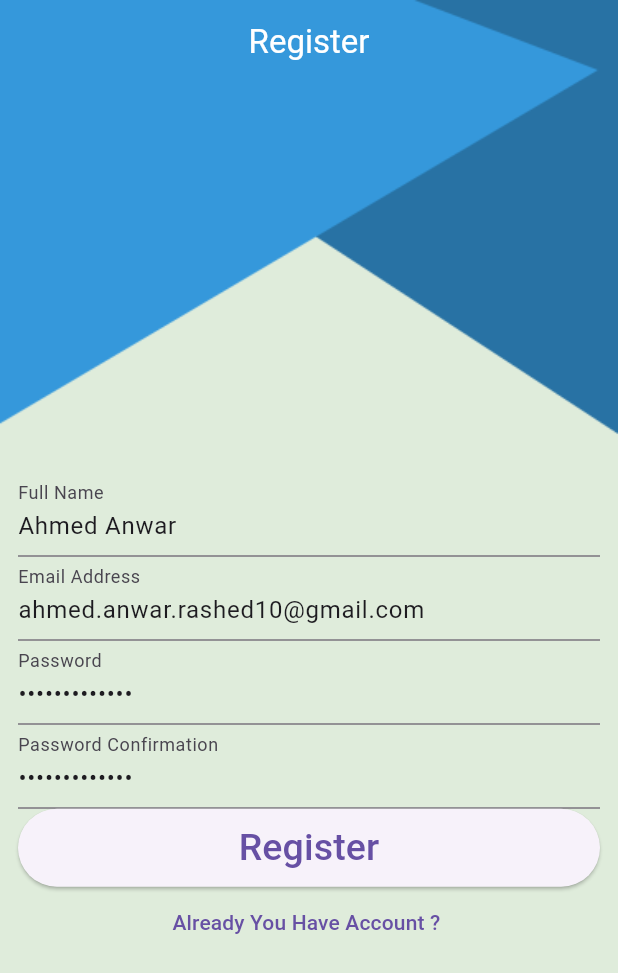
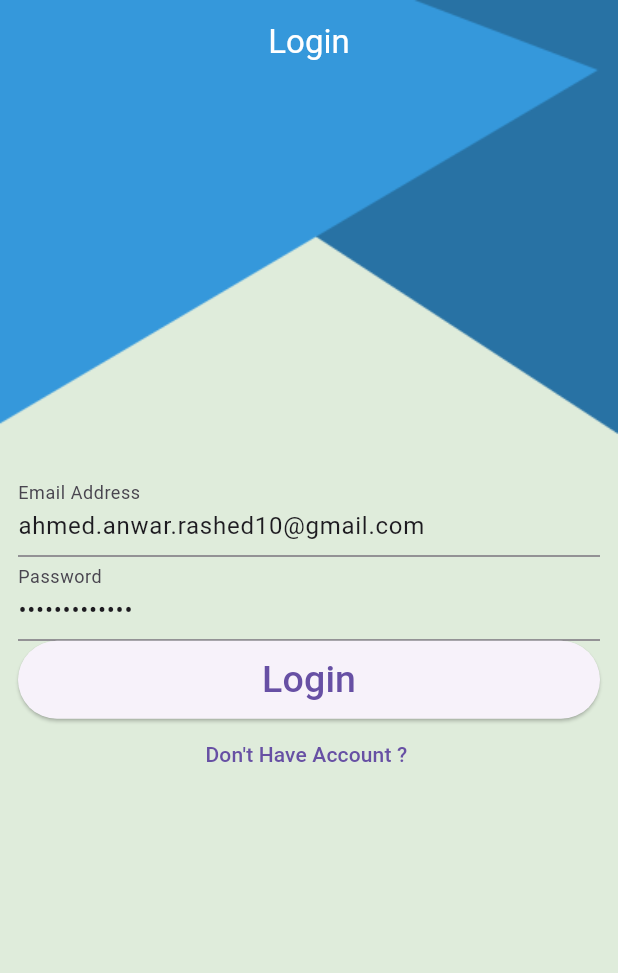
Before and after one commit to Ahmedanwar10/todo_app, a Flutter app: the screen it shows after launch, on a phone screen of 412 x 824 dp. Shown: the top 973 px of the screen. Run offline on Flutter 3.47's test engine with Material 3 defaults, Android fonts, the phone set to English and light mode, and no system bars; our stand-ins replace cloud_firestore, firebase_auth, firebase_core; accounts and stored records are empty.

Commit message:
first commit add task buttomSheet custom_form_field.dart complete home screen DateUltis Task in dp

```diff
--- a/lib/components/custom_form_field.dart
+++ b/lib/components/custom_form_field.dart
@@ -8,17 +8,19 @@
   bool isPassword ;
   Myvalidator validator;
   TextInputType keyboardType ;
+  int lines;
   CustomFormField({
     required this.label,
     required this.validator,
     required this.controller,
     this.isPassword=false,
-
+   this.lines=1,
     this.keyboardType=TextInputType.text} );
     @override
     Widget build(BuildContext context) {
       return TextFormField(
-
+        maxLines: lines,
+        minLines: lines,
         validator:  validator,
         controller: controller,
         obscureText:isPassword ,
--- /dev/null
+++ b/lib/database/model/task.dart
@@ -0,0 +1,27 @@
+class Task{
+  static const String collectionName ='Tasks';
+  String? id;
+  String? title;
+  String? desc;
+  DateTime? dateTime;
+  bool? isDone;
+
+  Task({this.id,this.dateTime,this.desc,this.isDone=false,this.title});
+   Task.fromFireStore(Map<String,dynamic>data):
+  this(id: data?['id'],
+        title: data?['title'],
+        desc: data?['desc'],
+        dateTime: DateTime.fromMillisecondsSinceEpoch(data?['date']),
+        isDone: data?['isDone']
+      );
+   Map<String,dynamic>toFireStore(){
+     return{
+       'id':id,
+       'title':title,
+       'desc':desc,
+       'idDone':isDone,
+
+       'date':dateTime?.millisecondsSinceEpoch
+     };
+   }
+}
--- a/lib/main.dart
+++ b/lib/main.dart
@@ -22,8 +22,18 @@ class MyApp extends StatelessWidget {
     return MaterialApp(
       debugShowCheckedModeBanner: false,
       theme: ThemeData(
-        primarySwatch: Colors.blue,
-        scaffoldBackgroundColor: Colors.transparent,
+        textTheme: TextTheme(
+          headline4: TextStyle(
+            fontSize: 32,
+            color: Colors.black,
+          )
+        ),
+         primarySwatch: Colors.blue,
+        scaffoldBackgroundColor: Color(0xFFDFECDB),
+        bottomNavigationBarTheme: BottomNavigationBarThemeData(
+          backgroundColor: Colors.transparent,
+          elevation: 0
+        ),
         appBarTheme: AppBarTheme(
           backgroundColor: Colors.transparent,
           elevation: 0,
@@ -36,7 +46,7 @@ class MyApp extends StatelessWidget {
          LoginScreen.routeName : (_)=> LoginScreen(),
          HomeScreen.routeName:(_)=> HomeScreen(),
        },
-      initialRoute: RegisterScreen.routeName,
+      initialRoute: LoginScreen.routeName,
     );
   }
 }
--- a/lib/ui/login/login_screen.dart
+++ b/lib/ui/login/login_screen.dart
@@ -38,6 +38,7 @@ class _LoginScreenState extends State<LoginScreen> {
       ),
 
       child: Scaffold(
+        backgroundColor: Colors.transparent,
         appBar: AppBar(
           title: Text("Login",style: TextStyle(
             color: Colors.white,
--- a/lib/ui/register/register_screen.dart
+++ b/lib/ui/register/register_screen.dart
@@ -40,6 +40,8 @@ class _RegisterScreenState extends State<RegisterScreen> {
       ),
 
       child: Scaffold(
+        backgroundColor: Colors.transparent,
+
         appBar: AppBar(
           title: Text("Register",style: TextStyle(
             color: Colors.white,
--- a/pubspec.yaml
+++ b/pubspec.yaml
@@ -38,6 +38,7 @@ dependencies:
   firebase_core: ^2.27.0
   firebase_auth: ^4.17.8
   cloud_firestore: ^4.15.8
+  intl: ^0.19.0
 
 dev_dependencies:
   flutter_test:
```
Also changed, not shown: lib/MyDateUltis.dart (added, +8 -0 lines), lib/database/my_database.dart (+19 -0 lines), lib/ui/home/add_task_buttom_sheet.dart (added, +100 -0 lines), lib/ui/home/home_screen.dart (+64 -2 lines), lib/ui/home/todos_list/list_tap.dart (added, +10 -0 lines), lib/ui/home/todos_settings/settings_tap.dart (added, +10 -0 lines), pubspec.lock.
